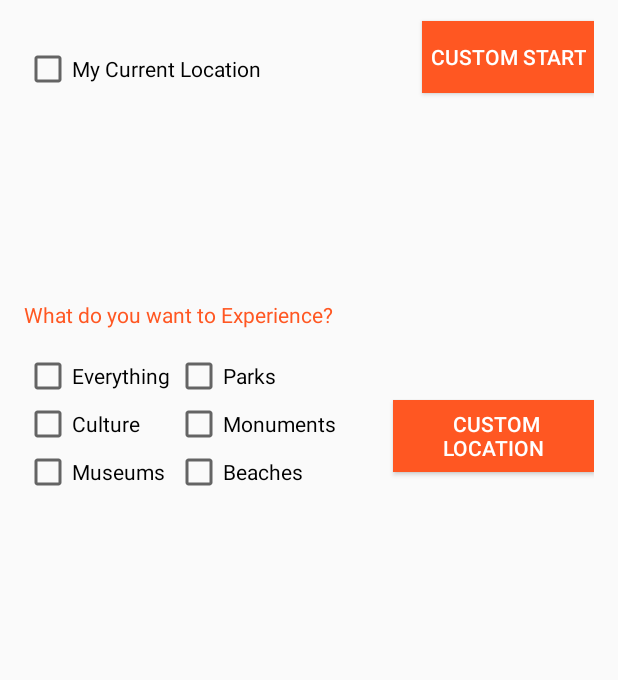
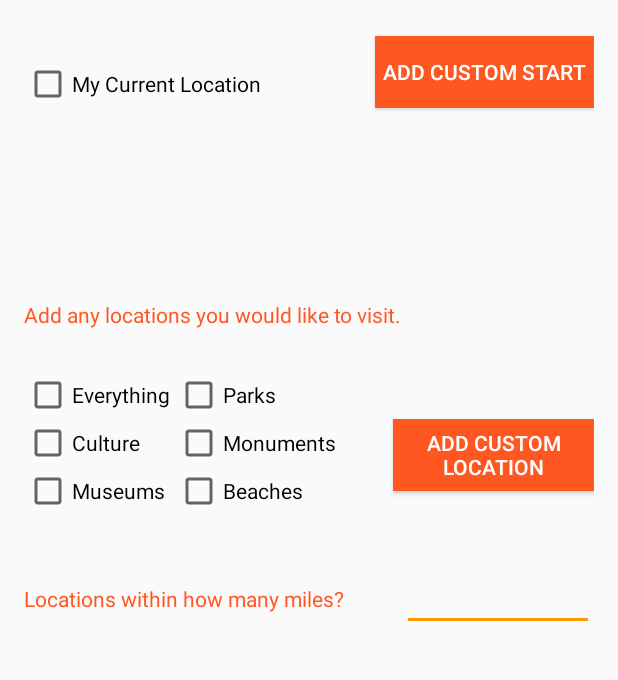
Before and after one commit to CyberneticOwl/TourApp, an Android app: the TourOptions screen opened directly, with no data from a screen before it, on a phone screen of 412 x 824 dp, the part 303-983 px from its top. Run offline under Robolectric (Android 15) with nearby library versions, the phone set to English and light mode, and no system bars.

Commit message:
More custom tour options implemented

```diff
--- a/app/src/main/res/layout/activity_tour_options.xml
+++ b/app/src/main/res/layout/activity_tour_options.xml
@@ -26,7 +26,7 @@
             android:layout_width="wrap_content"
             android:layout_height="wrap_content"
             android:text="How would you like your tour to be?"
-            android:id="@+id/textView4"
+            android:id="@+id/tourOptionText"
             android:layout_marginTop="57dp"
             android:layout_alignParentTop="true"
             android:layout_alignParentLeft="true"
@@ -37,9 +37,9 @@
             android:layout_width="wrap_content"
             android:layout_height="wrap_content"
             android:text="Round Trip"
-            android:id="@+id/checkBox"
+            android:id="@+id/roundTripBox"
             android:layout_marginTop="30dp"
-            android:layout_below="@+id/textView4"
+            android:layout_below="@+id/tourOptionText"
             android:layout_alignParentLeft="true"
             android:layout_alignParentStart="true" />
 
@@ -47,18 +47,18 @@
             android:layout_width="wrap_content"
             android:layout_height="wrap_content"
             android:text="One Way Trip"
-            android:id="@+id/checkBox2"
-            android:layout_alignTop="@+id/checkBox"
-            android:layout_toRightOf="@+id/textView4"
-            android:layout_toEndOf="@+id/textView4"
-            android:layout_alignBaseline="@+id/checkBox" />
+            android:id="@+id/onewayTripBox"
+            android:layout_alignTop="@+id/roundTripBox"
+            android:layout_toRightOf="@+id/tourOptionText"
+            android:layout_toEndOf="@+id/tourOptionText"
+            android:layout_alignBaseline="@+id/roundTripBox"
+            android:checked="false" />
 
         <TextView
             android:layout_width="wrap_content"
             android:layout_height="wrap_content"
-            android:text="What do you want to Experience?"
-            android:id="@+id/textView7"
-            android:layout_marginBottom="15dp"
+            android:text="Add any locations you would like to visit."
+            android:id="@+id/addLocationsText"
             android:textColor="@color/colorPrimary"
             android:layout_centerVertical="true"
             android:layout_alignParentLeft="true"
@@ -68,8 +68,9 @@
             android:layout_width="wrap_content"
             android:layout_height="wrap_content"
             android:text="Everything"
-            android:id="@+id/checkBox3"
-            android:layout_below="@+id/textView7"
+            android:id="@+id/everyLocationBox"
+            android:layout_marginTop="28dp"
+            android:layout_below="@+id/addLocationsText"
             android:layout_alignParentLeft="true"
             android:layout_alignParentStart="true"
             android:checked="false" />
@@ -78,19 +79,19 @@
             android:layout_width="wrap_content"
             android:layout_height="wrap_content"
             android:text="Parks"
-            android:id="@+id/checkBox4"
+            android:id="@+id/parksBox"
             android:checked="false"
-            android:layout_alignBottom="@+id/button3"
-            android:layout_toRightOf="@+id/checkBox"
-            android:layout_toEndOf="@+id/checkBox"
-            android:layout_alignBaseline="@+id/checkBox3" />
+            android:layout_alignBottom="@+id/customLocationButton"
+            android:layout_toRightOf="@+id/roundTripBox"
+            android:layout_toEndOf="@+id/roundTripBox"
+            android:layout_alignBaseline="@+id/everyLocationBox" />
 
         <CheckBox
             android:layout_width="wrap_content"
             android:layout_height="wrap_content"
             android:text="Culture"
-            android:id="@+id/checkBox5"
-            android:layout_below="@+id/checkBox3"
+            android:id="@+id/cultureBox"
+            android:layout_below="@+id/everyLocationBox"
             android:layout_alignParentLeft="true"
             android:layout_alignParentStart="true"
             android:checked="false" />
@@ -99,20 +100,20 @@
             android:layout_width="wrap_content"
             android:layout_height="wrap_content"
             android:text="Monuments"
-            android:id="@+id/checkBox6"
+            android:id="@+id/monumentsBox"
             android:checked="false"
-            android:layout_above="@+id/checkBox8"
-            android:layout_alignLeft="@+id/checkBox4"
-            android:layout_alignStart="@+id/checkBox4"
-            android:layout_alignBaseline="@+id/checkBox5" />
+            android:layout_above="@+id/beachesBox"
+            android:layout_alignLeft="@+id/parksBox"
+            android:layout_alignStart="@+id/parksBox"
+            android:layout_alignBaseline="@+id/cultureBox" />
 
         <CheckBox
             android:layout_width="wrap_content"
             android:layout_height="wrap_content"
             android:text="Museums"
-            android:id="@+id/checkBox7"
+            android:id="@+id/museumsBox"
             android:checked="false"
-            android:layout_below="@+id/checkBox5"
+            android:layout_below="@+id/cultureBox"
             android:layout_alignParentLeft="true"
             android:layout_alignParentStart="true" />
 
@@ -120,10 +121,10 @@
             android:layout_width="wrap_content"
             android:layout_height="wrap_content"
             android:text="Where would you like to start your tour?"
-            android:id="@+id/textView8"
+            android:id="@+id/tourStartText"
             android:layout_marginTop="28dp"
             android:textColor="@color/colorPrimary"
-            android:layout_below="@+id/checkBox"
+            android:layout_below="@+id/roundTripBox"
             android:layout_alignParentLeft="true"
             android:layout_alignParentStart="true" />
 
@@ -131,45 +132,69 @@
             android:layout_width="wrap_content"
             android:layout_height="wrap_content"
             android:text="My Current Location"
-            android:id="@+id/checkBox9"
+            android:id="@+id/currentLocationBox"
             android:layout_alignParentLeft="true"
             android:layout_alignParentStart="false"
             android:layout_alignParentEnd="false"
-            android:layout_below="@+id/textView8"
-            android:layout_marginTop="30dp" />
+            android:layout_below="@+id/tourStartText"
+            android:layout_marginTop="40dp" />
 
         <Button
             android:layout_width="wrap_content"
             android:layout_height="wrap_content"
-            android:text="Custom Start"
-            android:id="@+id/button2"
+            android:text="Add Custom Start"
+            android:id="@+id/customStartButton"
             android:background="@color/colorPrimary"
             android:textColor="#ffffff"
             android:padding="5dp"
-            android:layout_alignBottom="@+id/checkBox9"
-            android:layout_alignRight="@+id/button3"
-            android:layout_alignEnd="@+id/button3" />
+            android:layout_alignBottom="@+id/currentLocationBox"
+            android:layout_alignRight="@+id/customLocationButton"
+            android:layout_alignEnd="@+id/customLocationButton" />
 
         <Button
             android:layout_width="wrap_content"
             android:layout_height="wrap_content"
-            android:text=" Custom Location"
-            android:id="@+id/button3"
+            android:text="Add Custom Location"
+            android:id="@+id/customLocationButton"
             android:background="@color/colorPrimary"
             android:textColor="#ffffff"
             android:padding="5dp"
-            android:layout_toEndOf="@+id/textView8"
-            android:layout_alignBaseline="@+id/checkBox6" />
+            android:layout_toEndOf="@+id/tourStartText"
+            android:layout_alignBaseline="@+id/monumentsBox" />
 
         <CheckBox
             android:layout_width="wrap_content"
             android:layout_height="wrap_content"
             android:text="Beaches"
-            android:id="@+id/checkBox8"
+            android:id="@+id/beachesBox"
             android:checked="false"
-            android:layout_alignTop="@+id/checkBox7"
-            android:layout_alignLeft="@+id/checkBox4"
-            android:layout_alignStart="@+id/checkBox4" />
+            android:layout_alignTop="@+id/museumsBox"
+            android:layout_alignLeft="@+id/parksBox"
+            android:layout_alignStart="@+id/parksBox" />
+
+        <TextView
+            android:layout_width="wrap_content"
+            android:layout_height="wrap_content"
+            android:text="Locations within how many miles?"
+            android:id="@+id/milesText"
+            android:textColor="@color/colorPrimary"
+            android:layout_marginTop="46dp"
+            android:layout_below="@+id/museumsBox"
+            android:layout_alignParentLeft="true"
+            android:layout_alignParentStart="true" />
+
+        <EditText
+            android:layout_width="wrap_content"
+            android:layout_height="wrap_content"
+            android:inputType="number"
+            android:ems="10"
+            android:id="@+id/editText"
+            android:layout_alignBottom="@+id/milesText"
+            android:layout_alignParentRight="true"
+            android:layout_alignParentEnd="true"
+            android:layout_toRightOf="@+id/addLocationsText"
+            android:layout_toEndOf="@+id/addLocationsText"
+            android:layout_alignBaseline="@+id/milesText" />
 
     </RelativeLayout>
 
```
